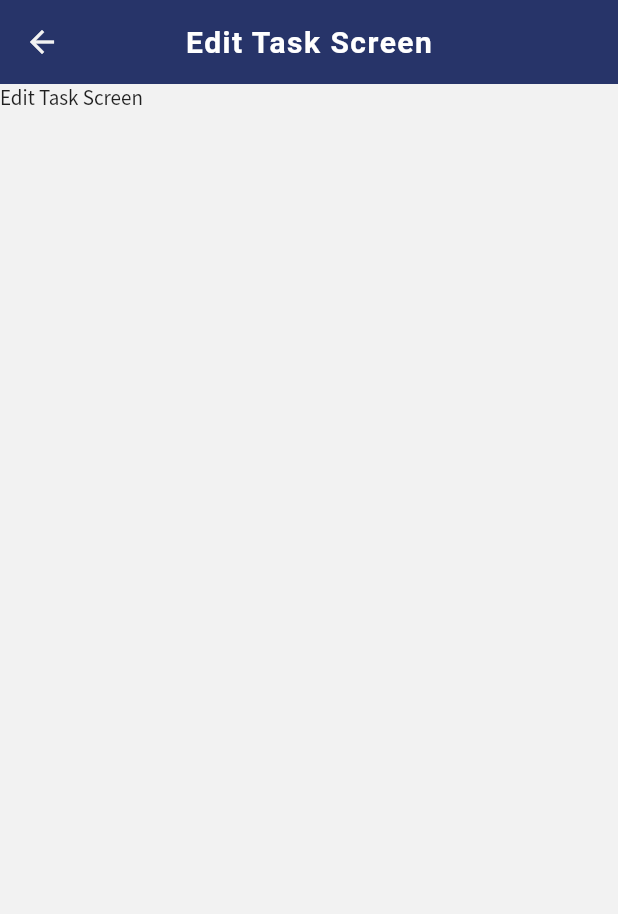
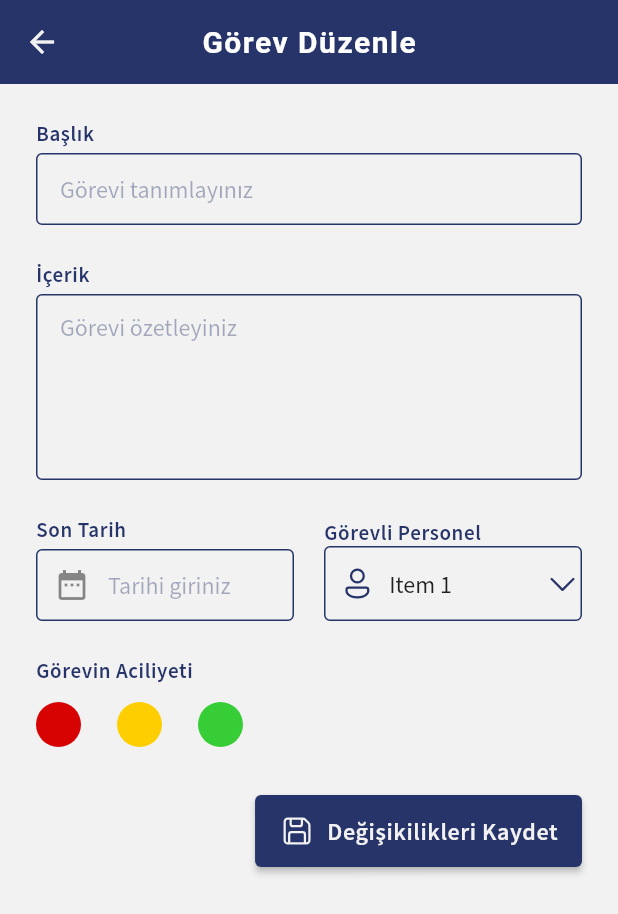
Before and after one commit to furkancvk/OnDuty, a Flutter app: the EditTaskScreen screen opened by its route, on a phone screen of 412 x 824 dp. Shown: the top 914 px of the screen. Run offline on Flutter 3.47's test engine with Material 2 defaults, Android fonts, the phone set to English and light mode, and no system bars; our stand-ins replace fluentui_system_icons, fluttertoast, iconsax, page_transition; missing offline and left inert: autocomplete_textfield.

Commit message:
EditTask created

```diff
--- a/lib/views/edit_task.dart
+++ b/lib/views/edit_task.dart
@@ -1,24 +1,146 @@
+import 'package:fluentui_system_icons/fluentui_system_icons.dart';
 import 'package:flutter/material.dart';
+import 'package:on_duty/design/app_colors.dart';
+import 'package:on_duty/widgets/app_form.dart';
+
+import '../design/app_text.dart';
 
 class EditTaskScreen extends StatefulWidget {
   const EditTaskScreen({Key? key}) : super(key: key);
 
   @override
-  State<EditTaskScreen> createState() => _EditTaskScreen();
+  State<EditTaskScreen> createState() => _EditTaskScreenState();
 }
 
-class _EditTaskScreen extends State<EditTaskScreen> {
+class _EditTaskScreenState extends State<EditTaskScreen> {
+
+  TextEditingController _headerController = TextEditingController();
+  TextEditingController _contentController = TextEditingController();
+  TextEditingController _dateController = TextEditingController();
+
+  String dropdownvalue = 'Item 1';
+  var items = [
+    'Item 1',
+    'Item 2',
+    'Item 3',
+    'Item 4',
+    'Item 5',
+  ];
+
+  var index =0;
+
+
   @override
   Widget build(BuildContext context) {
     return SafeArea(
       child: Scaffold(
         appBar: AppBar(
-          title: const Text("Edit Task Screen"),
+          title: const Text("Görev Düzenle"),
         ),
-        body: Column(
-          children: const [
-            Text("Edit Task Screen"),
-          ],
+        body: Padding(
+          padding: const EdgeInsets.all(24.0),
+          child: ListView(
+            children:[
+              AppForm.appTextFormField(label: "Başlık", hint: "Görevi tanımlayınız", controller: _headerController),
+              SizedBox(height: 24,),
+              AppForm.appTextFormField(label: "İçerik", hint: "Görevi özetleyiniz", controller: _contentController,maxLines: 5),
+              SizedBox(height: 24,),
+              Row(
+                crossAxisAlignment: CrossAxisAlignment.end,
+                children: [
+                  Expanded(
+                      flex: 1,
+                      child: AppForm.appTextFormFieldIcon(label: "Son Tarih", hint: "Tarihi giriniz", icon: Icon(Icons.date_range), controller: _dateController)),
+                  SizedBox(width: 20,),
+                  Expanded(
+                    flex: 1,
+                    child: Column(
+                      crossAxisAlignment: CrossAxisAlignment.start,
+                      children: [
+                        Text("Görevli Personel",style: AppText.labelSemiBold),
+                        Container(
+                          decoration: BoxDecoration(
+                            borderRadius: BorderRadius.circular(4),
+                            border: Border.all(color: AppColors.lightPrimary),),
+                          child: Row(
+                            children: [
+                              Expanded(
+                                  child: Icon(FluentIcons.person_24_regular,color: AppColors.lightPrimary,)),
+                              Expanded(
+                                flex: 3,
+                                child: DropdownButton(
+                                  underline: Container(),
+                                  value: dropdownvalue,
+                                  isExpanded: true,
+                                  icon: const Icon(FluentIcons.chevron_down_24_regular,color: AppColors.lightPrimary,),
+                                  items: items.map((String items) {
+                                    return DropdownMenuItem(
+                                      value: items,
+                                      child: Text(items),
+                                    );
+                                  }).toList(),
+                                  onChanged: (String? newValue) {
+                                    setState(() {
+                                      dropdownvalue = newValue!;
+                                    });
+                                  },
+                                ),
+                              ),
+                            ],
+                          ),
+                        ),
+                      ],
+                    ),
+                  ),
+                ],
+              ),
+              SizedBox(height: 24,),
+              Column(
+                crossAxisAlignment: CrossAxisAlignment.start,
+                children: [
+                  Text("Görevin Aciliyeti",style: AppText.labelSemiBold,),
+                  SizedBox(height: 12,),
+                  Row(children: [
+                    GestureDetector(
+                      onTap: (){setState((){
+                        index =1;
+                      });},
+                      child: Container(
+                        height: 30,
+                        width: 30,
+                        decoration: BoxDecoration(color: AppColors.lightError,borderRadius: BorderRadius.circular(100),border: Border.all(width: 2,color: index==1 ? Colors.black : Colors.transparent )),
+                      ),
+                    ),
+                    SizedBox(width: 24,),
+                    GestureDetector(
+                      onTap: (){setState((){
+                        index =2;});},
+                      child: Container(
+                        height: 30,
+                        width: 30,
+                        decoration: BoxDecoration(color: AppColors.lightWarning,borderRadius: BorderRadius.circular(100),border: Border.all(width: 2,color: index==2  ? Colors.black : Colors.transparent )),
+                      ),
+                    ),
+                    SizedBox(width: 24,),
+                    GestureDetector(
+                      onTap: (){setState((){
+                        index=3;});},
+                      child: Container(
+                        height: 30,
+                        width: 30,
+                        decoration: BoxDecoration(color: AppColors.lightSuccess,borderRadius: BorderRadius.circular(100),border: Border.all(width: 2,color: index==3  ? Colors.black : Colors.transparent )),
+                      ),
+                    ),
+                  ],)
+                ],
+              ),
+              SizedBox(height: 32,),
+              Align(
+                  alignment:Alignment.centerRight,
+                  child: ElevatedButton.icon(icon: Icon(FluentIcons.save_24_regular),onPressed: (){}, label: Text("Değişikilikleri Kaydet")))
+
+            ],
+          ),
         ),
       ),
     );
```
Also changed, not shown: lib/views/new_task.dart (+14 -28 lines).
